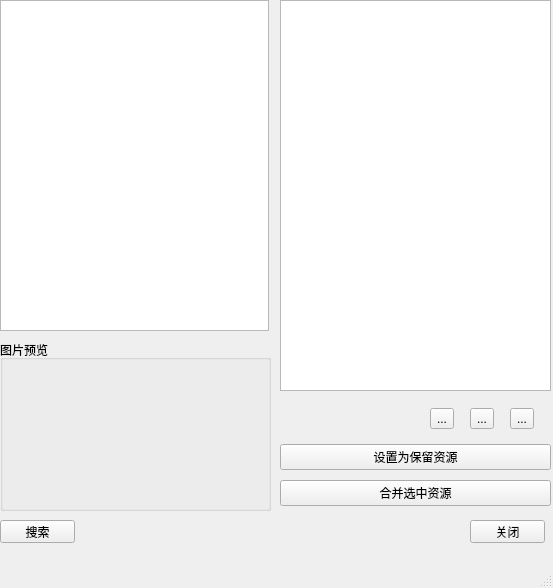
Before: the Qt Designer form gui/mainGUI.ui in mon6912640/FguiResTool, drawn with Qt 5.
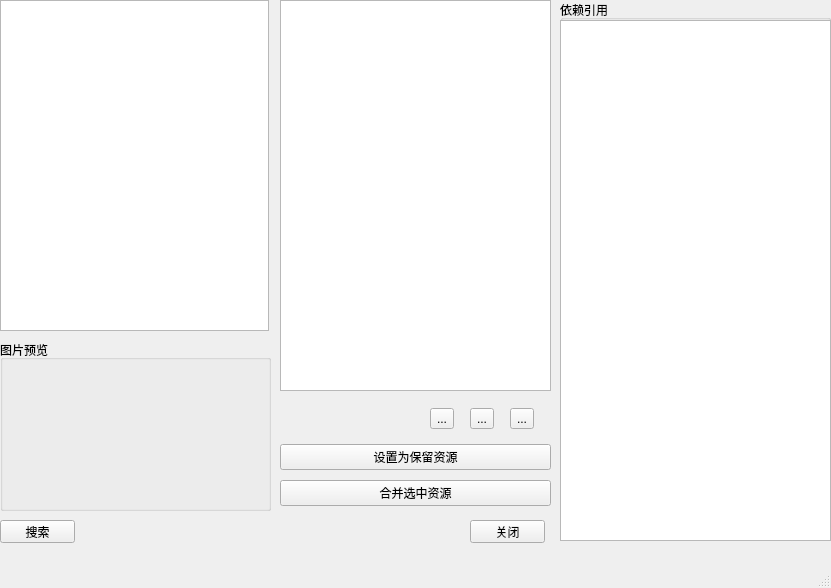
After: the same form once the commit is applied. Icons and pictures are not drawn.

Commit message: 查找以来引用、复选功能

Patch:
```diff
--- a/gui/mainGUI.ui
+++ b/gui/mainGUI.ui
@@ -6,7 +6,7 @@
    <rect>
     <x>0</x>
     <y>0</y>
-    <width>553</width>
+    <width>831</width>
     <height>588</height>
    </rect>
   </property>
@@ -125,7 +125,7 @@
      </property>
     </widget>
    </widget>
-   <widget class="QWidget" name="">
+   <widget class="QWidget" name="layoutWidget">
     <property name="geometry">
      <rect>
       <x>420</x>
@@ -197,6 +197,29 @@
      </item>
     </layout>
    </widget>
+   <widget class="QGroupBox" name="groupBox_2">
+    <property name="geometry">
+     <rect>
+      <x>560</x>
+      <y>0</y>
+      <width>271</width>
+      <height>541</height>
+     </rect>
+    </property>
+    <property name="title">
+     <string>依赖引用</string>
+    </property>
+    <widget class="QListView" name="listRef">
+     <property name="geometry">
+      <rect>
+       <x>0</x>
+       <y>20</y>
+       <width>271</width>
+       <height>521</height>
+      </rect>
+     </property>
+    </widget>
+   </widget>
   </widget>
   <widget class="QMenuBar" name="menubar">
    <property name="geometry">
```
Left out of the diff: 7 changed lines with no effect on the pictures. The commit also changes 3 other files.
